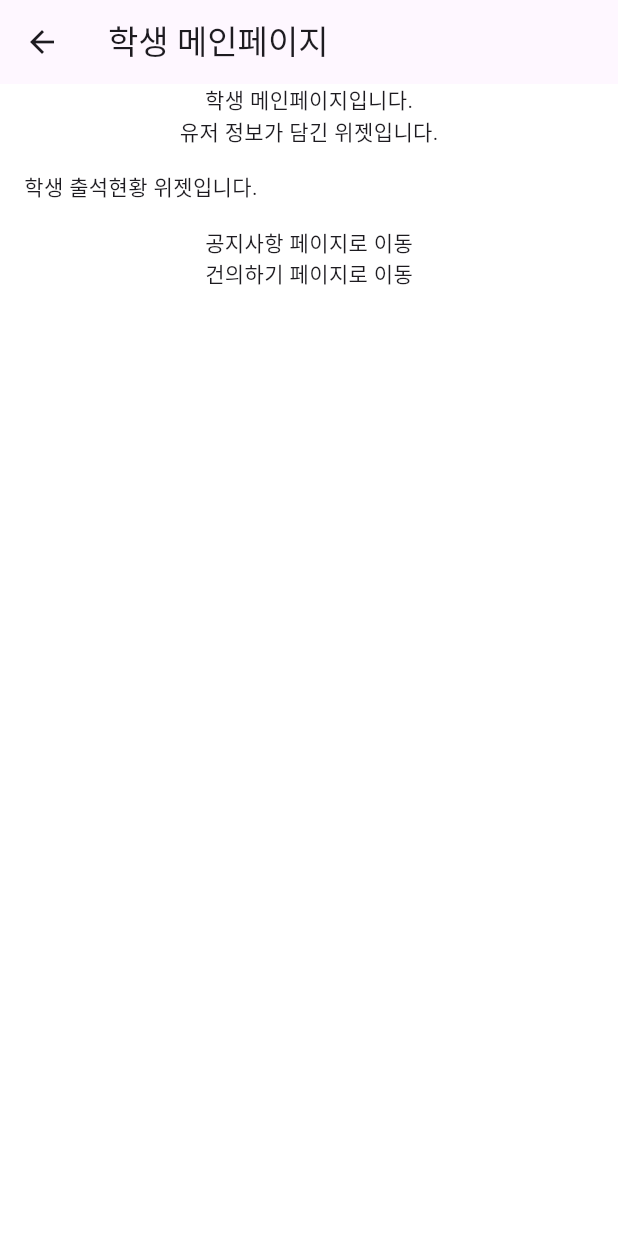
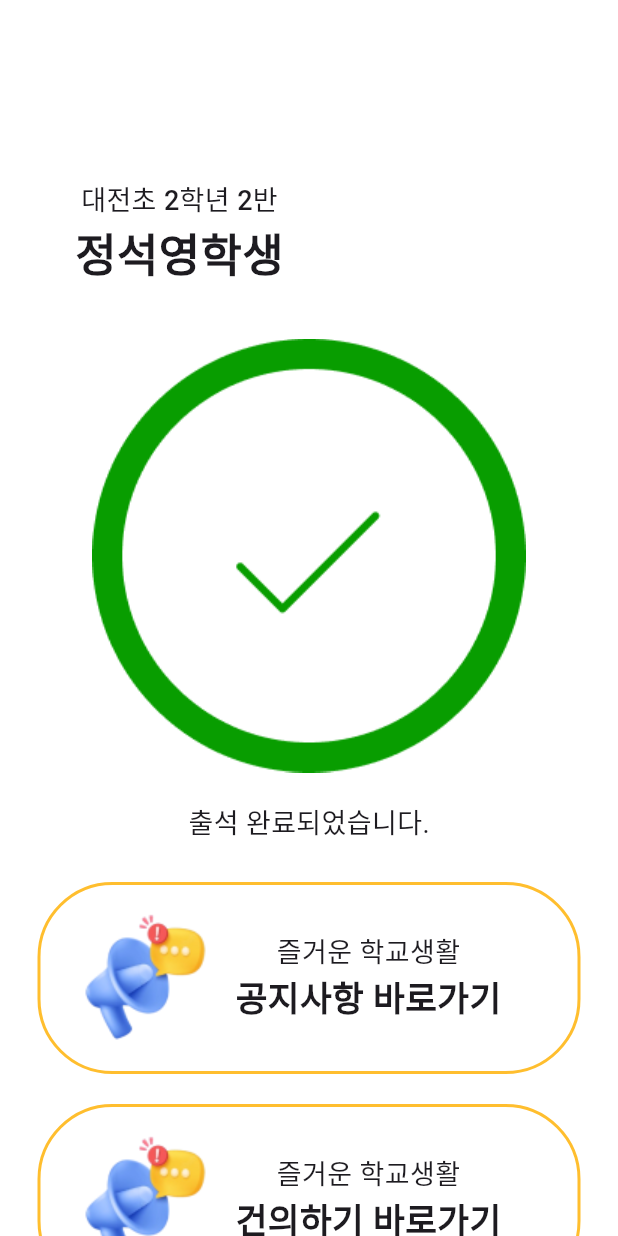
Before and after one commit to LockthePad/PADLOCK, a Flutter app: the screen it shows after launch, after a tap on "로그인하기", on a phone screen of 412 x 824 dp. Run offline on Flutter 3.47's test engine with Material 3 defaults, Android fonts, the light colour scheme and no system bars.

Commit message:
feat: student_main UI

```diff
--- a/frontend/padlock_phone/lib/screens/common/login_screen.dart
+++ b/frontend/padlock_phone/lib/screens/common/login_screen.dart
@@ -10,7 +10,7 @@ class LoginScreen extends StatelessWidget {
   @override
   Widget build(BuildContext context) {
     // column 대신에 scaffold를 쓰는게 나을 수도 있습니다.
-    return Column(
+    return const Column(
       children: [
         Expanded(child: LoginWidget()),
       ],
--- a/frontend/padlock_phone/lib/screens/parent/par_main_screen.dart
+++ b/frontend/padlock_phone/lib/screens/parent/par_main_screen.dart
@@ -17,9 +17,9 @@ class ParMainScreen extends StatelessWidget {
       ),
       body: Column(
         children: [
-          Text('부모 메인페이지입니다.'),
-          UserinfoWidget(),
-          ParAttendanceStateWidget(),
+          const Text('부모 메인페이지입니다.'),
+          // UserinfoWidget(),
+          const ParAttendanceStateWidget(),
           GestureDetector(
             onTap: () {
               Navigator.push(
@@ -29,7 +29,7 @@ class ParMainScreen extends StatelessWidget {
                 ),
               );
             },
-            child: Text('GPS 확인 페이지로 이동'),
+            child: const Text('GPS 확인 페이지로 이동'),
           ),
           GestureDetector(
             onTap: () {
@@ -40,7 +40,7 @@ class ParMainScreen extends StatelessWidget {
                 ),
               );
             },
-            child: Text('상담예약 페이지로 이동'),
+            child: const Text('상담예약 페이지로 이동'),
           ),
           GestureDetector(
             onTap: () {
@@ -51,7 +51,7 @@ class ParMainScreen extends StatelessWidget {
                 ),
               );
             },
-            child: Text('공지사항 페이지로 이동'),
+            child: const Text('공지사항 페이지로 이동'),
           ),
           GestureDetector(
             onTap: () {
@@ -62,7 +62,7 @@ class ParMainScreen extends StatelessWidget {
                 ),
               );
             },
-            child: Text('건의하기 페이지로 이동'),
+            child: const Text('건의하기 페이지로 이동'),
           ),
         ],
       ),
--- a/frontend/padlock_phone/lib/screens/student/stu_main_screen.dart
+++ b/frontend/padlock_phone/lib/screens/student/stu_main_screen.dart
@@ -3,45 +3,63 @@ import 'package:padlock_phone/screens/common/declare_screen.dart';
 import 'package:padlock_phone/screens/common/notice_screen.dart';
 import 'package:padlock_phone/widgets/common/mainScreen/userinfo_widget.dart';
 import 'package:padlock_phone/widgets/student/mainScreen/stu_attendance_state_widget.dart';
+import 'package:padlock_phone/widgets/common/mainScreen/cardcontainer_widget.dart';
 
 class StuMainScreen extends StatelessWidget {
   const StuMainScreen({super.key});
 
   @override
   Widget build(BuildContext context) {
-    return Scaffold(
-      appBar: AppBar(
-        title: const Text('학생 메인페이지'),
-      ),
+    return const Scaffold(
       body: Column(
         children: [
-          Text('학생 메인페이지입니다.'),
-          UserinfoWidget(),
+          SizedBox(height: 120),
+          Padding(
+            padding: EdgeInsets.only(left: 50),
+            child: Align(
+              alignment: Alignment.centerLeft,
+              child: UserinfoWidget(
+                userName: "정석영",
+                userClass: "대전초 2학년 2반",
+              ),
+            ),
+          ),
           StuAttendanceStateWidget(),
-          GestureDetector(
-            onTap: () {
-              Navigator.push(
-                context,
-                MaterialPageRoute(
-                  builder: (context) => const NoticeScreen(),
-                ),
-              );
-            },
-            child: Text('공지사항 페이지로 이동'),
+          CardContainer(
+            subtitle: "즐거운 학교생활",
+            title: "공지사항 바로가기",
+            myicon: "notification",
           ),
-          GestureDetector(
-            onTap: () {
-              Navigator.push(
-                context,
-                MaterialPageRoute(
-                  builder: (context) => const DeclareScreen(),
-                ),
-              );
-            },
-            child: Text('건의하기 페이지로 이동'),
+          CardContainer(
+            subtitle: "즐거운 학교생활",
+            title: "건의하기 바로가기",
+            myicon: "notification",
           ),
         ],
       ),
     );
   }
 }
+
+          // GestureDetector(
+          //   onTap: () {
+          //     Navigator.push(
+          //       context,
+          //       MaterialPageRoute(
+          //         builder: (context) => const NoticeScreen(),
+          //       ),
+          //     );
+          //   },
+          //   child: const Text('공지사항 페이지로 이동'),
+          // ),
+          // GestureDetector(
+          //   onTap: () {
+          //     Navigator.push(
+          //       context,
+          //       MaterialPageRoute(
+          //         builder: (context) => const DeclareScreen(),
+          //       ),
+          //     );
+          //   },
+          //   child: const Text('건의하기 페이지로 이동'),
+          // ),
--- a/frontend/padlock_phone/lib/widgets/common/loginScreen/login_widget.dart
+++ b/frontend/padlock_phone/lib/widgets/common/loginScreen/login_widget.dart
@@ -15,10 +15,12 @@ class LoginWidget extends StatelessWidget {
       body: Column(
         mainAxisAlignment: MainAxisAlignment.center,
         children: [
-          Padding(
-            padding: const EdgeInsets.symmetric(vertical: 40),
-            child: Image.asset('assets/images/LOGIN.png'),
-          ),
+          // Padding(
+          //   // padding: const EdgeInsets.symmetric(vertical: 70),
+          //   child: Image.asset('assets/images/LOGIN.png'),
+          // ),
+          Image.asset('assets/images/LOGIN.png'),
+          const SizedBox(height: 70),
           Padding(
             padding: const EdgeInsets.symmetric(horizontal: 40.0, vertical: 5),
             child: TextField(
@@ -40,7 +42,7 @@ class LoginWidget extends StatelessWidget {
                   labelStyle:
                       const TextStyle(color: Color.fromRGBO(132, 132, 132, 1)),
                   contentPadding:
-                      const EdgeInsets.symmetric(horizontal: 20, vertical: 18)),
+                      const EdgeInsets.symmetric(horizontal: 25, vertical: 18)),
             ),
           ),
           Padding(
@@ -64,7 +66,7 @@ class LoginWidget extends StatelessWidget {
                 labelStyle:
                     const TextStyle(color: Color.fromRGBO(132, 132, 132, 1)),
                 contentPadding:
-                    const EdgeInsets.symmetric(horizontal: 20, vertical: 18),
+                    const EdgeInsets.symmetric(horizontal: 25, vertical: 18),
               ),
             ),
           ),
--- /dev/null
+++ b/frontend/padlock_phone/lib/widgets/common/mainScreen/cardcontainer_widget.dart
@@ -0,0 +1,46 @@
+import 'package:flutter/material.dart';
+import 'package:padlock_phone/theme/colors.dart';
+
+class CardContainer extends StatelessWidget {
+  const CardContainer({
+    super.key,
+    required this.subtitle,
+    required this.title,
+    this.myicon,
+  });
+
+  final String subtitle;
+  final String title;
+  final String? myicon;
+
+  @override
+  Widget build(BuildContext context) {
+    return Container(
+      padding: const EdgeInsets.symmetric(vertical: 7),
+      margin: const EdgeInsets.symmetric(horizontal: 25, vertical: 10),
+      decoration: BoxDecoration(
+        border: Border.all(color: AppColors.yellow, width: 2),
+        borderRadius: BorderRadius.circular(50),
+      ),
+      child: Row(
+        // mainAxisAlignment: MainAxisAlignment.center,
+        children: [
+          if (myicon != null) Image.asset('assets/images/$myicon.png'),
+          Column(
+            children: [
+              Text(
+                subtitle,
+                style: const TextStyle(fontSize: 18),
+              ),
+              Text(
+                title,
+                style:
+                    const TextStyle(fontSize: 23, fontWeight: FontWeight.w700),
+              ),
+            ],
+          ),
+        ],
+      ),
+    );
+  }
+}
--- a/frontend/padlock_phone/lib/widgets/common/mainScreen/userinfo_widget.dart
+++ b/frontend/padlock_phone/lib/widgets/common/mainScreen/userinfo_widget.dart
@@ -1,12 +1,38 @@
 import 'package:flutter/material.dart';
+//학생 정보 & 로그아웃
 
 class UserinfoWidget extends StatelessWidget {
-  const UserinfoWidget({super.key});
+  const UserinfoWidget({
+    super.key,
+    required this.userName,
+    required this.userClass,
+    this.userImage,
+  });
+
+  final String userName;
+  final String userClass;
+  final String? userImage;
 
   @override
   Widget build(BuildContext context) {
     return Container(
-      child: Text('유저 정보가 담긴 위젯입니다.'),
-    );
+        child: Column(
+      children: [
+        Text(
+          userClass,
+          style: const TextStyle(
+            fontSize: 18,
+            fontWeight: FontWeight.w500,
+          ),
+        ),
+        Text(
+          '$userName학생',
+          style: const TextStyle(
+            fontSize: 30,
+            fontWeight: FontWeight.w800,
+          ),
+        ),
+      ],
+    ));
   }
 }
--- a/frontend/padlock_phone/lib/widgets/parent/mainScreen/par_attendance_state_widget.dart
+++ b/frontend/padlock_phone/lib/widgets/parent/mainScreen/par_attendance_state_widget.dart
@@ -12,7 +12,7 @@ class _ParAttendanceStateWidgetState extends State<ParAttendanceStateWidget> {
   @override
   Widget build(BuildContext context) {
     return Container(
-      child: Text('부모님용 학생 출결현황 위젯'),
+      child: const Text('부모님용 학생 출결현황 위젯'),
     );
   }
 }
--- a/frontend/padlock_phone/lib/widgets/student/mainScreen/stu_attendance_state_widget.dart
+++ b/frontend/padlock_phone/lib/widgets/student/mainScreen/stu_attendance_state_widget.dart
@@ -12,9 +12,18 @@ class _StuAttendanceStateWidgetState extends State<StuAttendanceStateWidget> {
   @override
   Widget build(BuildContext context) {
     return Container(
-      padding: const EdgeInsets.all(16.0),
-      width: double.infinity,
-      child: Text('학생 출석현황 위젯입니다.'),
-    );
+        padding: const EdgeInsets.all(16.0),
+        width: double.infinity,
+        child: Column(
+          children: [
+            const SizedBox(height: 20),
+            Image.asset('assets/images/att_complete.png'),
+            const SizedBox(height: 20),
+            const Text(
+              '출석 완료되었습니다.',
+              style: TextStyle(fontSize: 18),
+            )
+          ],
+        ));
   }
 }
--- a/frontend/padlock_phone/pubspec.yaml
+++ b/frontend/padlock_phone/pubspec.yaml
@@ -59,6 +59,10 @@ flutter:
   # To add assets to your application, add an assets section, like this:
   assets:
     - assets/images/LOGIN.png
+    - assets/images/att_absent.png
+    - assets/images/att_away.png
+    - assets/images/att_complete.png
+    - assets/images/notification.png
 
   # An image asset can refer to one or more resolution-specific "variants", see
   # https://flutter.dev/to/resolution-aware-images
```
Also changed, not shown: frontend/padlock_phone/assets/images/att_absent.png (added), frontend/padlock_phone/assets/images/att_away.png (added), frontend/padlock_phone/assets/images/att_complete.png (added), frontend/padlock_phone/assets/images/notification.png (added).
